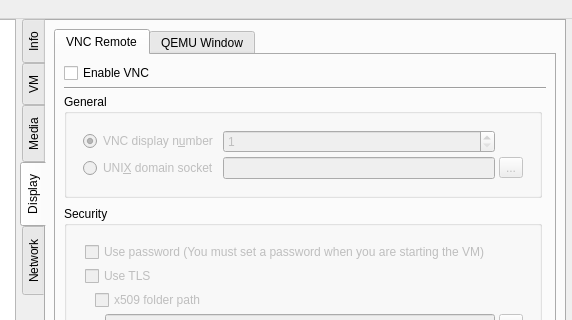
The window that src/Main_Window.ui (tobimensch/aqemu) describes before a commit, drawn with Qt 5; both pictures show x 398 to 970 and y 0 to 320 of the 970 by 669 pixel window.
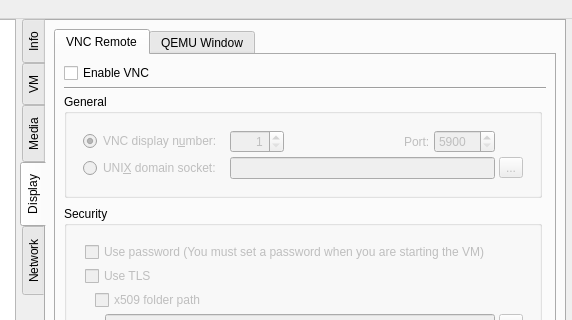
The same window after the commit. The open tabs and pages were chosen to show the change. Icons and pictures are not drawn. Custom widgets are drawn as their Qt base class.

Commit message: Emulator_Control_Window now uses VNC port set by the user (if any). Improved VNC UI by showing the port number along with display number.

The edit to the form file:
```diff
--- a/src/Main_Window.ui
+++ b/src/Main_Window.ui
@@ -1944,9 +1944,18 @@
                      <layout class="QGridLayout" name="gridLayout_2">
                       <item row="0" column="1">
                        <widget class="QSpinBox" name="SB_VNC_Display">
+                        <property name="sizePolicy">
+                         <sizepolicy hsizetype="Fixed" vsizetype="Fixed">
+                          <horstretch>0</horstretch>
+                          <verstretch>0</verstretch>
+                         </sizepolicy>
+                        </property>
                         <property name="toolTip">
                          <string>For Connection Use Port 5900 + VNC Display Number</string>
                         </property>
+                        <property name="alignment">
+                         <set>Qt::AlignRight|Qt::AlignTrailing|Qt::AlignVCenter</set>
+                        </property>
                         <property name="minimum">
                          <number>1</number>
                         </property>
@@ -1958,31 +1967,56 @@
                         </property>
                        </widget>
                       </item>
-                      <item row="2" column="1">
-                       <widget class="QLineEdit" name="Edit_VNC_Unix_Socket">
-                        <property name="enabled">
-                         <bool>false</bool>
-                        </property>
-                       </widget>
-                      </item>
                       <item row="2" column="0">
                        <widget class="QRadioButton" name="RB_VNC_Unix_Socket">
                         <property name="text">
-                         <string>UNI&amp;X domain socket</string>
+                         <string>UNI&amp;X domain socket:</string>
                         </property>
                        </widget>
                       </item>
                       <item row="0" column="0">
                        <widget class="QRadioButton" name="RB_VNC_Display_Number">
                         <property name="text">
-                         <string>VNC display n&amp;umber</string>
+                         <string>VNC display n&amp;umber:</string>
                         </property>
                         <property name="checked">
                          <bool>true</bool>
                         </property>
                        </widget>
                       </item>
-                      <item row="2" column="2">
+                      <item row="0" column="3">
+                       <widget class="QSpinBox" name="SB_VNC_Display_Port">
+                        <property name="sizePolicy">
+                         <sizepolicy hsizetype="Fixed" vsizetype="Fixed">
+                          <horstretch>0</horstretch>
+                          <verstretch>0</verstretch>
+                         </sizepolicy>
+                        </property>
+                        <property name="minimum">
+                         <number>5900</number>
+                        </property>
+                        <property name="maximum">
+                         <number>10000</number>
+                        </property>
+                        <property name="value">
+                         <number>5900</number>
+                        </property>
+                       </widget>
+                      </item>
+                      <item row="0" column="2" alignment="Qt::AlignRight">
+                       <widget class="QLabel" name="label_8">
+                        <property name="sizePolicy">
+                         <sizepolicy hsizetype="Preferred" vsizetype="Minimum">
+                          <horstretch>0</horstretch>
+                          <verstretch>0</verstretch>
+                         </sizepolicy>
+                        </property>
+                        <property name="text">
+                         <string>Port:</string>
+                        </property>
+                       </widget>
+                      </item>
+                      <item row="2" column="4">
                        <widget class="QToolButton" name="TB_VNC_Unix_Socket_Browse">
                         <property name="enabled">
                          <bool>false</bool>
@@ -1996,6 +2030,13 @@
                         </property>
                        </widget>
                       </item>
+                      <item row="2" column="1" colspan="3">
+                       <widget class="QLineEdit" name="Edit_VNC_Unix_Socket">
+                        <property name="enabled">
+                         <bool>false</bool>
+                        </property>
+                       </widget>
+                      </item>
                      </layout>
                     </widget>
                    </item>
```
Left out of the diff: 4 changed lines with no effect on the pictures. The commit also changes 3 other files.
